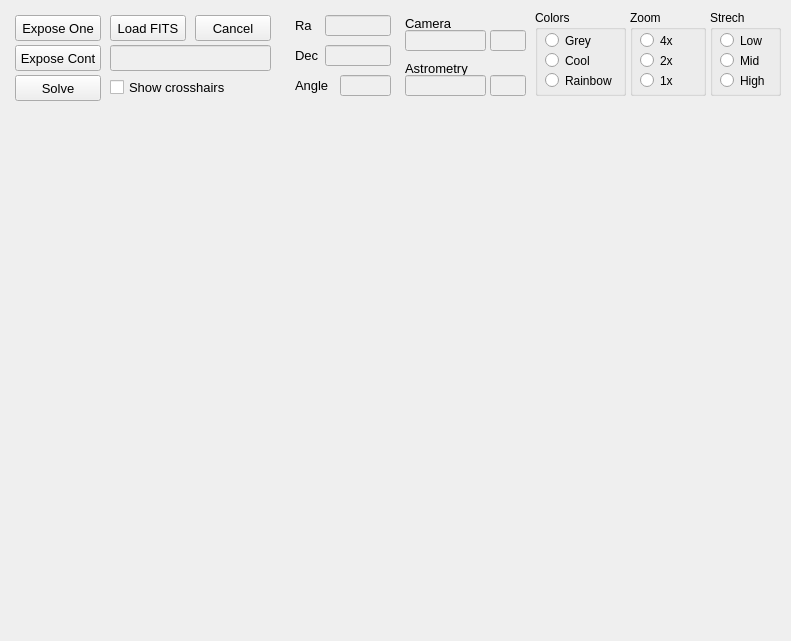
Qt form mountwizzard/gui/image_window_ui.ui (sayitfast/MountWizzard3) before a commit.
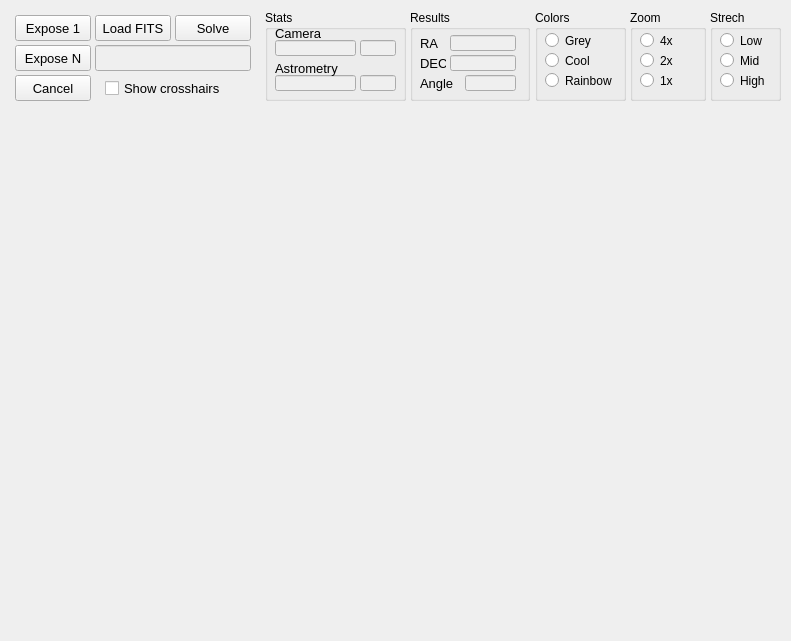
The same form after that commit.

```diff
--- a/mountwizzard/gui/image_window_ui.ui
+++ b/mountwizzard/gui/image_window_ui.ui
@@ -22,9 +22,9 @@
    <property name="geometry">
     <rect>
      <x>5</x>
-     <y>115</y>
+     <y>125</y>
      <width>781</width>
-     <height>521</height>
+     <height>511</height>
     </rect>
    </property>
    <property name="autoFillBackground">
@@ -36,13 +36,19 @@
     <rect>
      <x>15</x>
      <y>15</y>
-     <width>86</width>
+     <width>76</width>
      <height>26</height>
     </rect>
    </property>
+   <property name="sizePolicy">
+    <sizepolicy hsizetype="Ignored" vsizetype="Ignored">
+     <horstretch>0</horstretch>
+     <verstretch>0</verstretch>
+    </sizepolicy>
+   </property>
    <property name="minimumSize">
     <size>
-     <width>86</width>
+     <width>76</width>
      <height>0</height>
     </size>
    </property>
@@ -55,7 +61,7 @@
     <string>&lt;html&gt;&lt;head/&gt;&lt;body&gt;&lt;p&gt;Single exposure&lt;/p&gt;&lt;/body&gt;&lt;/html&gt;</string>
    </property>
    <property name="text">
-    <string>Expose One</string>
+    <string>Expose 1</string>
    </property>
   </widget>
   <widget class="QGroupBox" name="groupBox_2">
@@ -64,7 +70,7 @@
      <x>710</x>
      <y>10</y>
      <width>71</width>
-     <height>86</height>
+     <height>91</height>
     </rect>
    </property>
    <property name="title">
@@ -116,7 +122,7 @@
      <x>630</x>
      <y>10</y>
      <width>76</width>
-     <height>86</height>
+     <height>91</height>
     </rect>
    </property>
    <property name="title">
@@ -165,9 +171,9 @@
   <widget class="QPushButton" name="btn_solve">
    <property name="geometry">
     <rect>
-     <x>15</x>
-     <y>75</y>
-     <width>86</width>
+     <x>175</x>
+     <y>15</y>
+     <width>76</width>
      <height>26</height>
     </rect>
    </property>
@@ -189,7 +195,7 @@
      <x>535</x>
      <y>10</y>
      <width>91</width>
-     <height>86</height>
+     <height>91</height>
     </rect>
    </property>
    <property name="title">
@@ -250,7 +256,7 @@
      <x>0</x>
      <y>0</y>
      <width>790</width>
-     <height>111</height>
+     <height>121</height>
     </rect>
    </property>
    <property name="text">
@@ -260,261 +266,13 @@
     <string>blue</string>
    </property>
   </widget>
-  <widget class="QLineEdit" name="le_cameraExposureTime">
-   <property name="enabled">
-    <bool>false</bool>
-   </property>
-   <property name="geometry">
-    <rect>
-     <x>490</x>
-     <y>30</y>
-     <width>36</width>
-     <height>21</height>
-    </rect>
-   </property>
-   <property name="font">
-    <font>
-     <family>Arial</family>
-     <pointsize>10</pointsize>
-     <weight>50</weight>
-     <bold>false</bold>
-    </font>
-   </property>
-   <property name="mouseTracking">
-    <bool>false</bool>
-   </property>
-   <property name="acceptDrops">
-    <bool>false</bool>
-   </property>
-   <property name="toolTip">
-    <string>&lt;html&gt;&lt;head/&gt;&lt;body&gt;&lt;p&gt;Time left for image integration&lt;/p&gt;&lt;/body&gt;&lt;/html&gt;</string>
-   </property>
-   <property name="layoutDirection">
-    <enum>Qt::RightToLeft</enum>
-   </property>
-   <property name="text">
-    <string/>
-   </property>
-   <property name="maxLength">
-    <number>15</number>
-   </property>
-   <property name="alignment">
-    <set>Qt::AlignRight|Qt::AlignTrailing|Qt::AlignVCenter</set>
-   </property>
-   <property name="readOnly">
-    <bool>false</bool>
-   </property>
-  </widget>
-  <widget class="QLabel" name="label_83">
-   <property name="geometry">
-    <rect>
-     <x>405</x>
-     <y>60</y>
-     <width>81</width>
-     <height>16</height>
-    </rect>
-   </property>
-   <property name="font">
-    <font>
-     <pointsize>10</pointsize>
-    </font>
-   </property>
-   <property name="text">
-    <string>Astrometry</string>
-   </property>
-  </widget>
-  <widget class="QLabel" name="label_84">
-   <property name="geometry">
-    <rect>
-     <x>405</x>
-     <y>15</y>
-     <width>81</width>
-     <height>16</height>
-    </rect>
-   </property>
-   <property name="font">
-    <font>
-     <pointsize>10</pointsize>
-    </font>
-   </property>
-   <property name="text">
-    <string>Camera</string>
-   </property>
-  </widget>
-  <widget class="QLineEdit" name="le_astrometryStatusText">
-   <property name="enabled">
-    <bool>false</bool>
-   </property>
-   <property name="geometry">
-    <rect>
-     <x>405</x>
-     <y>75</y>
-     <width>81</width>
-     <height>21</height>
-    </rect>
-   </property>
-   <property name="font">
-    <font>
-     <family>Arial</family>
-     <pointsize>8</pointsize>
-     <weight>50</weight>
-     <bold>false</bold>
-    </font>
-   </property>
-   <property name="mouseTracking">
-    <bool>false</bool>
-   </property>
-   <property name="focusPolicy">
-    <enum>Qt::NoFocus</enum>
-   </property>
-   <property name="acceptDrops">
-    <bool>false</bool>
-   </property>
-   <property name="toolTip">
-    <string>&lt;html&gt;&lt;head/&gt;&lt;body&gt;&lt;p&gt;&lt;span style=&quot; font-size:10pt;&quot;&gt;Status feedback from astrometry&lt;/span&gt;&lt;/p&gt;&lt;/body&gt;&lt;/html&gt;</string>
-   </property>
-   <property name="text">
-    <string/>
-   </property>
-   <property name="alignment">
-    <set>Qt::AlignLeading|Qt::AlignLeft|Qt::AlignVCenter</set>
-   </property>
-   <property name="readOnly">
-    <bool>true</bool>
-   </property>
-  </widget>
-  <widget class="QLineEdit" name="le_cameraStatusText">
-   <property name="enabled">
-    <bool>false</bool>
-   </property>
-   <property name="geometry">
-    <rect>
-     <x>405</x>
-     <y>30</y>
-     <width>81</width>
-     <height>21</height>
-    </rect>
-   </property>
-   <property name="font">
-    <font>
-     <family>Arial</family>
-     <pointsize>8</pointsize>
-     <weight>50</weight>
-     <bold>false</bold>
-    </font>
-   </property>
-   <property name="mouseTracking">
-    <bool>false</bool>
-   </property>
-   <property name="focusPolicy">
-    <enum>Qt::NoFocus</enum>
-   </property>
-   <property name="acceptDrops">
-    <bool>false</bool>
-   </property>
-   <property name="toolTip">
-    <string>&lt;html&gt;&lt;head/&gt;&lt;body&gt;&lt;p&gt;&lt;span style=&quot; font-size:10pt;&quot;&gt;Status feedback from camera&lt;/span&gt;&lt;/p&gt;&lt;/body&gt;&lt;/html&gt;</string>
-   </property>
-   <property name="text">
-    <string/>
-   </property>
-   <property name="alignment">
-    <set>Qt::AlignLeading|Qt::AlignLeft|Qt::AlignVCenter</set>
-   </property>
-   <property name="readOnly">
-    <bool>true</bool>
-   </property>
-  </widget>
-  <widget class="QLineEdit" name="le_RaJ2000">
-   <property name="enabled">
-    <bool>false</bool>
-   </property>
-   <property name="geometry">
-    <rect>
-     <x>325</x>
-     <y>15</y>
-     <width>66</width>
-     <height>21</height>
-    </rect>
-   </property>
-   <property name="font">
-    <font>
-     <pointsize>10</pointsize>
-     <weight>50</weight>
-     <bold>false</bold>
-    </font>
-   </property>
-   <property name="mouseTracking">
-    <bool>false</bool>
-   </property>
-   <property name="focusPolicy">
-    <enum>Qt::NoFocus</enum>
-   </property>
-   <property name="acceptDrops">
-    <bool>false</bool>
-   </property>
-   <property name="toolTip">
-    <string>&lt;html&gt;&lt;head/&gt;&lt;body&gt;&lt;p&gt;&lt;span style=&quot; font-weight:400;&quot;&gt;Shows the solved RA of image in J2000 coordinates&lt;/span&gt;&lt;/p&gt;&lt;/body&gt;&lt;/html&gt;</string>
-   </property>
-   <property name="text">
-    <string/>
-   </property>
-   <property name="alignment">
-    <set>Qt::AlignRight|Qt::AlignTrailing|Qt::AlignVCenter</set>
-   </property>
-   <property name="readOnly">
-    <bool>true</bool>
-   </property>
-  </widget>
-  <widget class="QLineEdit" name="le_DecJ2000">
-   <property name="enabled">
-    <bool>false</bool>
-   </property>
-   <property name="geometry">
-    <rect>
-     <x>325</x>
-     <y>45</y>
-     <width>66</width>
-     <height>21</height>
-    </rect>
-   </property>
-   <property name="font">
-    <font>
-     <family>Arial</family>
-     <pointsize>10</pointsize>
-     <weight>50</weight>
-     <bold>false</bold>
-    </font>
-   </property>
-   <property name="mouseTracking">
-    <bool>false</bool>
-   </property>
-   <property name="focusPolicy">
-    <enum>Qt::NoFocus</enum>
-   </property>
-   <property name="acceptDrops">
-    <bool>false</bool>
-   </property>
-   <property name="toolTip">
-    <string>&lt;html&gt;&lt;head/&gt;&lt;body&gt;&lt;p&gt;&lt;span style=&quot; font-weight:400;&quot;&gt;Shows the solved DEC of image in J2000 coordinates&lt;/span&gt;&lt;/p&gt;&lt;/body&gt;&lt;/html&gt;</string>
-   </property>
-   <property name="text">
-    <string/>
-   </property>
-   <property name="alignment">
-    <set>Qt::AlignRight|Qt::AlignTrailing|Qt::AlignVCenter</set>
-   </property>
-   <property name="readOnly">
-    <bool>true</bool>
-   </property>
-  </widget>
   <widget class="QPushButton" name="btn_loadFits">
    <property name="enabled">
     <bool>true</bool>
    </property>
    <property name="geometry">
     <rect>
-     <x>110</x>
+     <x>95</x>
      <y>15</y>
      <width>76</width>
      <height>26</height>
@@ -532,92 +290,11 @@
     <string>Load FITS</string>
    </property>
   </widget>
-  <widget class="QLabel" name="label_85">
-   <property name="geometry">
-    <rect>
-     <x>295</x>
-     <y>15</y>
-     <width>21</width>
-     <height>21</height>
-    </rect>
-   </property>
-   <property name="font">
-    <font>
-     <pointsize>10</pointsize>
-    </font>
-   </property>
-   <property name="text">
-    <string>Ra</string>
-   </property>
-  </widget>
-  <widget class="QLabel" name="label_86">
-   <property name="geometry">
-    <rect>
-     <x>295</x>
-     <y>45</y>
-     <width>26</width>
-     <height>21</height>
-    </rect>
-   </property>
-   <property name="font">
-    <font>
-     <pointsize>10</pointsize>
-    </font>
-   </property>
-   <property name="text">
-    <string>Dec</string>
-   </property>
-  </widget>
-  <widget class="QLineEdit" name="le_astrometrySolvingTime">
-   <property name="enabled">
-    <bool>false</bool>
-   </property>
-   <property name="geometry">
-    <rect>
-     <x>490</x>
-     <y>75</y>
-     <width>36</width>
-     <height>21</height>
-    </rect>
-   </property>
-   <property name="font">
-    <font>
-     <family>Arial</family>
-     <pointsize>10</pointsize>
-     <weight>50</weight>
-     <bold>false</bold>
-    </font>
-   </property>
-   <property name="mouseTracking">
-    <bool>false</bool>
-   </property>
-   <property name="acceptDrops">
-    <bool>false</bool>
-   </property>
-   <property name="toolTip">
-    <string>&lt;html&gt;&lt;head/&gt;&lt;body&gt;&lt;p&gt;Time elapsed for plate solving&lt;/p&gt;&lt;/body&gt;&lt;/html&gt;</string>
-   </property>
-   <property name="layoutDirection">
-    <enum>Qt::RightToLeft</enum>
-   </property>
-   <property name="text">
-    <string/>
-   </property>
-   <property name="maxLength">
-    <number>15</number>
-   </property>
-   <property name="alignment">
-    <set>Qt::AlignRight|Qt::AlignTrailing|Qt::AlignVCenter</set>
-   </property>
-   <property name="readOnly">
-    <bool>false</bool>
-   </property>
-  </widget>
   <widget class="QPushButton" name="btn_cancel">
    <property name="geometry">
     <rect>
-     <x>195</x>
-     <y>15</y>
+     <x>15</x>
+     <y>75</y>
      <width>76</width>
      <height>26</height>
     </rect>
@@ -634,74 +311,15 @@
     <string>Cancel</string>
    </property>
   </widget>
-  <widget class="QLineEdit" name="le_AngleJ2000">
-   <property name="enabled">
-    <bool>false</bool>
-   </property>
-   <property name="geometry">
-    <rect>
-     <x>340</x>
-     <y>75</y>
-     <width>51</width>
-     <height>21</height>
-    </rect>
-   </property>
-   <property name="font">
-    <font>
-     <pointsize>10</pointsize>
-     <weight>50</weight>
-     <bold>false</bold>
-    </font>
-   </property>
-   <property name="mouseTracking">
-    <bool>false</bool>
-   </property>
-   <property name="focusPolicy">
-    <enum>Qt::NoFocus</enum>
-   </property>
-   <property name="acceptDrops">
-    <bool>false</bool>
-   </property>
-   <property name="toolTip">
-    <string>&lt;html&gt;&lt;head/&gt;&lt;body&gt;&lt;p&gt;Shows the solved angle of image in degrees&lt;/p&gt;&lt;/body&gt;&lt;/html&gt;</string>
-   </property>
-   <property name="text">
-    <string/>
-   </property>
-   <property name="alignment">
-    <set>Qt::AlignRight|Qt::AlignTrailing|Qt::AlignVCenter</set>
-   </property>
-   <property name="readOnly">
-    <bool>true</bool>
-   </property>
-  </widget>
-  <widget class="QLabel" name="label_87">
-   <property name="geometry">
-    <rect>
-     <x>295</x>
-     <y>75</y>
-     <width>36</width>
-     <height>21</height>
-    </rect>
-   </property>
-   <property name="font">
-    <font>
-     <pointsize>10</pointsize>
-    </font>
-   </property>
-   <property name="text">
-    <string>Angle</string>
-   </property>
-  </widget>
   <widget class="QLineEdit" name="le_imageFile">
    <property name="enabled">
     <bool>false</bool>
    </property>
    <property name="geometry">
     <rect>
-     <x>110</x>
+     <x>95</x>
      <y>45</y>
-     <width>161</width>
+     <width>156</width>
      <height>26</height>
     </rect>
    </property>
@@ -740,7 +358,7 @@
     <rect>
      <x>15</x>
      <y>45</y>
-     <width>86</width>
+     <width>76</width>
      <height>26</height>
     </rect>
    </property>
@@ -753,16 +371,16 @@
     <string>&lt;html&gt;&lt;head/&gt;&lt;body&gt;&lt;p&gt;&lt;span style=&quot; font-size:10pt;&quot;&gt;Continous exposures&lt;/span&gt;&lt;/p&gt;&lt;/body&gt;&lt;/html&gt;</string>
    </property>
    <property name="text">
-    <string>Expose Cont</string>
+    <string>Expose N</string>
    </property>
   </widget>
   <widget class="QCheckBox" name="checkShowCrosshairs">
    <property name="geometry">
     <rect>
-     <x>110</x>
-     <y>74</y>
+     <x>105</x>
+     <y>80</y>
      <width>131</width>
-     <height>26</height>
+     <height>16</height>
     </rect>
    </property>
    <property name="font">
@@ -784,7 +402,7 @@
    <property name="geometry">
     <rect>
      <x>190</x>
-     <y>170</y>
+     <y>175</y>
      <width>401</width>
      <height>401</height>
     </rect>
@@ -793,6 +411,420 @@
     <bool>true</bool>
    </property>
   </widget>
+  <widget class="QGroupBox" name="groupBox">
+   <property name="geometry">
+    <rect>
+     <x>265</x>
+     <y>10</y>
+     <width>141</width>
+     <height>91</height>
+    </rect>
+   </property>
+   <property name="title">
+    <string>Stats</string>
+   </property>
+   <widget class="QLineEdit" name="le_astrometrySolvingTime">
+    <property name="enabled">
+     <bool>false</bool>
+    </property>
+    <property name="geometry">
+     <rect>
+      <x>95</x>
+      <y>65</y>
+      <width>36</width>
+      <height>16</height>
+     </rect>
+    </property>
+    <property name="font">
+     <font>
+      <family>Arial</family>
+      <pointsize>10</pointsize>
+      <weight>50</weight>
+      <bold>false</bold>
+     </font>
+    </property>
+    <property name="mouseTracking">
+     <bool>false</bool>
+    </property>
+    <property name="acceptDrops">
+     <bool>false</bool>
+    </property>
+    <property name="toolTip">
+     <string>&lt;html&gt;&lt;head/&gt;&lt;body&gt;&lt;p&gt;Time elapsed for plate solving&lt;/p&gt;&lt;/body&gt;&lt;/html&gt;</string>
+    </property>
+    <property name="layoutDirection">
+     <enum>Qt::RightToLeft</enum>
+    </property>
+    <property name="text">
+     <string/>
+    </property>
+    <property name="maxLength">
+     <number>15</number>
+    </property>
+    <property name="alignment">
+     <set>Qt::AlignRight|Qt::AlignTrailing|Qt::AlignVCenter</set>
+    </property>
+    <property name="readOnly">
+     <bool>false</bool>
+    </property>
+   </widget>
+   <widget class="QLineEdit" name="le_astrometryStatusText">
+    <property name="enabled">
+     <bool>false</bool>
+    </property>
+    <property name="geometry">
+     <rect>
+      <x>10</x>
+      <y>65</y>
+      <width>81</width>
+      <height>16</height>
+     </rect>
+    </property>
+    <property name="font">
+     <font>
+      <family>Arial</family>
+      <pointsize>8</pointsize>
+      <weight>50</weight>
+      <bold>false</bold>
+     </font>
+    </property>
+    <property name="mouseTracking">
+     <bool>false</bool>
+    </property>
+    <property name="focusPolicy">
+     <enum>Qt::NoFocus</enum>
+    </property>
+    <property name="acceptDrops">
+     <bool>false</bool>
+    </property>
+    <property name="toolTip">
+     <string>&lt;html&gt;&lt;head/&gt;&lt;body&gt;&lt;p&gt;&lt;span style=&quot; font-size:10pt;&quot;&gt;Status feedback from astrometry&lt;/span&gt;&lt;/p&gt;&lt;/body&gt;&lt;/html&gt;</string>
+    </property>
+    <property name="text">
+     <string/>
+    </property>
+    <property name="alignment">
+     <set>Qt::AlignLeading|Qt::AlignLeft|Qt::AlignVCenter</set>
+    </property>
+    <property name="readOnly">
+     <bool>true</bool>
+    </property>
+   </widget>
+   <widget class="QLineEdit" name="le_cameraExposureTime">
+    <property name="enabled">
+     <bool>false</bool>
+    </property>
+    <property name="geometry">
+     <rect>
+      <x>95</x>
+      <y>30</y>
+      <width>36</width>
+      <height>16</height>
+     </rect>
+    </property>
+    <property name="font">
+     <font>
+      <family>Arial</family>
+      <pointsize>10</pointsize>
+      <weight>50</weight>
+      <bold>false</bold>
+     </font>
+    </property>
+    <property name="mouseTracking">
+     <bool>false</bool>
+    </property>
+    <property name="acceptDrops">
+     <bool>false</bool>
+    </property>
+    <property name="toolTip">
+     <string>&lt;html&gt;&lt;head/&gt;&lt;body&gt;&lt;p&gt;Time left for image integration&lt;/p&gt;&lt;/body&gt;&lt;/html&gt;</string>
+    </property>
+    <property name="layoutDirection">
+     <enum>Qt::RightToLeft</enum>
+    </property>
+    <property name="text">
+     <string/>
+    </property>
+    <property name="maxLength">
+     <number>15</number>
+    </property>
+    <property name="alignment">
+     <set>Qt::AlignRight|Qt::AlignTrailing|Qt::AlignVCenter</set>
+    </property>
+    <property name="readOnly">
+     <bool>false</bool>
+    </property>
+   </widget>
+   <widget class="QLabel" name="label_84">
+    <property name="geometry">
+     <rect>
+      <x>10</x>
+      <y>15</y>
+      <width>81</width>
+      <height>16</height>
+     </rect>
+    </property>
+    <property name="font">
+     <font>
+      <pointsize>10</pointsize>
+     </font>
+    </property>
+    <property name="text">
+     <string>Camera</string>
+    </property>
+   </widget>
+   <widget class="QLabel" name="label_83">
+    <property name="geometry">
+     <rect>
+      <x>10</x>
+      <y>50</y>
+      <width>81</width>
+      <height>16</height>
+     </rect>
+    </property>
+    <property name="font">
+     <font>
+      <pointsize>10</pointsize>
+     </font>
+    </property>
+    <property name="text">
+     <string>Astrometry</string>
+    </property>
+   </widget>
+   <widget class="QLineEdit" name="le_cameraStatusText">
+    <property name="enabled">
+     <bool>false</bool>
+    </property>
+    <property name="geometry">
+     <rect>
+      <x>10</x>
+      <y>30</y>
+      <width>81</width>
+      <height>16</height>
+     </rect>
+    </property>
+    <property name="font">
+     <font>
+      <family>Arial</family>
+      <pointsize>8</pointsize>
+      <weight>50</weight>
+      <bold>false</bold>
+     </font>
+    </property>
+    <property name="mouseTracking">
+     <bool>false</bool>
+    </property>
+    <property name="focusPolicy">
+     <enum>Qt::NoFocus</enum>
+    </property>
+    <property name="acceptDrops">
+     <bool>false</bool>
+    </property>
+    <property name="toolTip">
+     <string>&lt;html&gt;&lt;head/&gt;&lt;body&gt;&lt;p&gt;&lt;span style=&quot; font-size:10pt;&quot;&gt;Status feedback from camera&lt;/span&gt;&lt;/p&gt;&lt;/body&gt;&lt;/html&gt;</string>
+    </property>
+    <property name="text">
+     <string/>
+    </property>
+    <property name="alignment">
+     <set>Qt::AlignLeading|Qt::AlignLeft|Qt::AlignVCenter</set>
+    </property>
+    <property name="readOnly">
+     <bool>true</bool>
+    </property>
+   </widget>
+  </widget>
+  <widget class="QGroupBox" name="groupBox_5">
+   <property name="geometry">
+    <rect>
+     <x>410</x>
+     <y>10</y>
+     <width>120</width>
+     <height>91</height>
+    </rect>
+   </property>
+   <property name="title">
+    <string>Results</string>
+   </property>
+   <widget class="QLabel" name="label_86">
+    <property name="geometry">
+     <rect>
+      <x>10</x>
+      <y>45</y>
+      <width>26</width>
+      <height>16</height>
+     </rect>
+    </property>
+    <property name="font">
+     <font>
+      <pointsize>10</pointsize>
+     </font>
+    </property>
+    <property name="text">
+     <string>DEC</string>
+    </property>
+   </widget>
+   <widget class="QLineEdit" name="le_AngleJ2000">
+    <property name="enabled">
+     <bool>false</bool>
+    </property>
+    <property name="geometry">
+     <rect>
+      <x>55</x>
+      <y>65</y>
+      <width>51</width>
+      <height>16</height>
+     </rect>
+    </property>
+    <property name="font">
+     <font>
+      <pointsize>10</pointsize>
+      <weight>50</weight>
+      <bold>false</bold>
+     </font>
+    </property>
+    <property name="mouseTracking">
+     <bool>false</bool>
+    </property>
+    <property name="focusPolicy">
+     <enum>Qt::NoFocus</enum>
+    </property>
+    <property name="acceptDrops">
+     <bool>false</bool>
+    </property>
+    <property name="toolTip">
+     <string>&lt;html&gt;&lt;head/&gt;&lt;body&gt;&lt;p&gt;Shows the solved angle of image in degrees&lt;/p&gt;&lt;/body&gt;&lt;/html&gt;</string>
+    </property>
+    <property name="text">
+     <string/>
+    </property>
+    <property name="alignment">
+     <set>Qt::AlignRight|Qt::AlignTrailing|Qt::AlignVCenter</set>
+    </property>
+    <property name="readOnly">
+     <bool>true</bool>
+    </property>
+   </widget>
+   <widget class="QLabel" name="label_87">
+    <property name="geometry">
+     <rect>
+      <x>10</x>
+      <y>65</y>
+      <width>36</width>
+      <height>16</height>
+     </rect>
+    </property>
+    <property name="font">
+     <font>
+      <pointsize>10</pointsize>
+     </font>
+    </property>
+    <property name="text">
+     <string>Angle</string>
+    </property>
+   </widget>
+   <widget class="QLineEdit" name="le_RaJ2000">
+    <property name="enabled">
+     <bool>false</bool>
+    </property>
+    <property name="geometry">
+     <rect>
+      <x>40</x>
+      <y>25</y>
+      <width>66</width>
+      <height>16</height>
+     </rect>
+    </property>
+    <property name="font">
+     <font>
+      <pointsize>10</pointsize>
+      <weight>50</weight>
+      <bold>false</bold>
+     </font>
+    </property>
+    <property name="mouseTracking">
+     <bool>false</bool>
+    </property>
+    <property name="focusPolicy">
+     <enum>Qt::NoFocus</enum>
+    </property>
+    <property name="acceptDrops">
+     <bool>false</bool>
+    </property>
+    <property name="toolTip">
+     <string>&lt;html&gt;&lt;head/&gt;&lt;body&gt;&lt;p&gt;&lt;span style=&quot; font-weight:400;&quot;&gt;Shows the solved RA of image in J2000 coordinates&lt;/span&gt;&lt;/p&gt;&lt;/body&gt;&lt;/html&gt;</string>
+    </property>
+    <property name="text">
+     <string/>
+    </property>
+    <property name="alignment">
+     <set>Qt::AlignRight|Qt::AlignTrailing|Qt::AlignVCenter</set>
+    </property>
+    <property name="readOnly">
+     <bool>true</bool>
+    </property>
+   </widget>
+   <widget class="QLineEdit" name="le_DecJ2000">
+    <property name="enabled">
+     <bool>false</bool>
+    </property>
+    <property name="geometry">
+     <rect>
+      <x>40</x>
+      <y>45</y>
+      <width>66</width>
+      <height>16</height>
+     </rect>
+    </property>
+    <property name="font">
+     <font>
+      <family>Arial</family>
+      <pointsize>10</pointsize>
+      <weight>50</weight>
+      <bold>false</bold>
+     </font>
+    </property>
+    <property name="mouseTracking">
+     <bool>false</bool>
+    </property>
+    <property name="focusPolicy">
+     <enum>Qt::NoFocus</enum>
+    </property>
+    <property name="acceptDrops">
+     <bool>false</bool>
+    </property>
+    <property name="toolTip">
+     <string>&lt;html&gt;&lt;head/&gt;&lt;body&gt;&lt;p&gt;&lt;span style=&quot; font-weight:400;&quot;&gt;Shows the solved DEC of image in J2000 coordinates&lt;/span&gt;&lt;/p&gt;&lt;/body&gt;&lt;/html&gt;</string>
+    </property>
+    <property name="text">
+     <string/>
+    </property>
+    <property name="alignment">
+     <set>Qt::AlignRight|Qt::AlignTrailing|Qt::AlignVCenter</set>
+    </property>
+    <property name="readOnly">
+     <bool>true</bool>
+    </property>
+   </widget>
+   <widget class="QLabel" name="label_85">
+    <property name="geometry">
+     <rect>
+      <x>10</x>
+      <y>25</y>
+      <width>21</width>
+      <height>16</height>
+     </rect>
+    </property>
+    <property name="font">
+     <font>
+      <pointsize>10</pointsize>
+     </font>
+    </property>
+    <property name="text">
+     <string>RA</string>
+    </property>
+   </widget>
+  </widget>
   <zorder>imageBackground</zorder>
   <zorder>image</zorder>
   <zorder>btn_expose</zorder>
```
Left out of the diff: 14 changed lines with no effect on the pictures.
